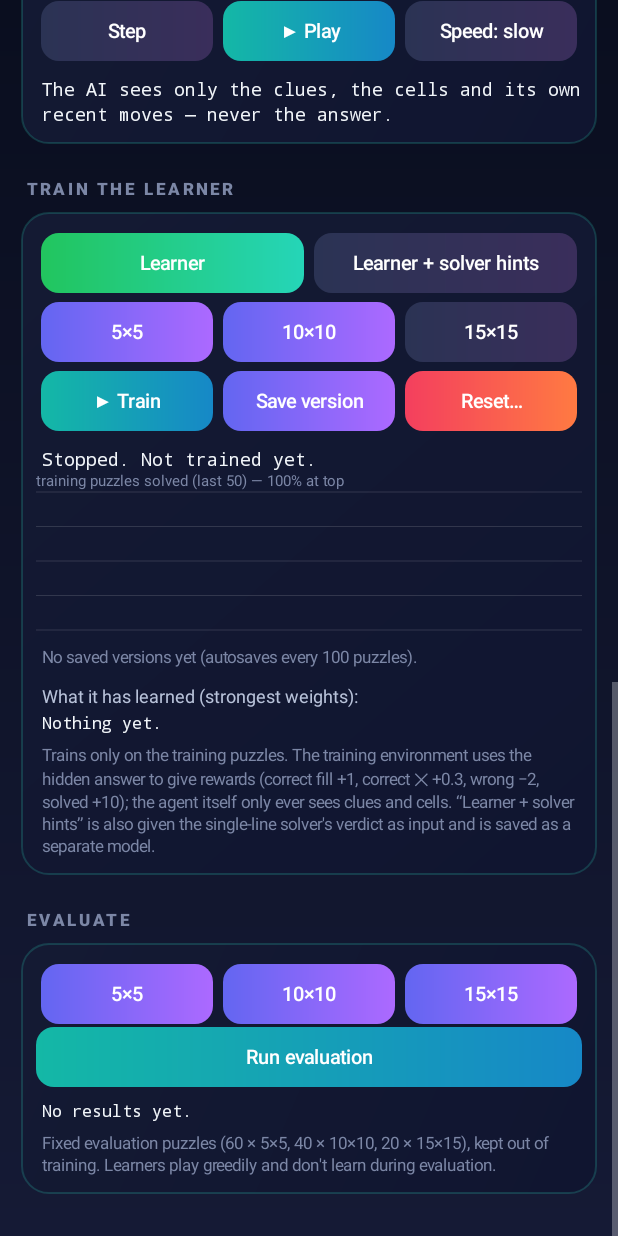
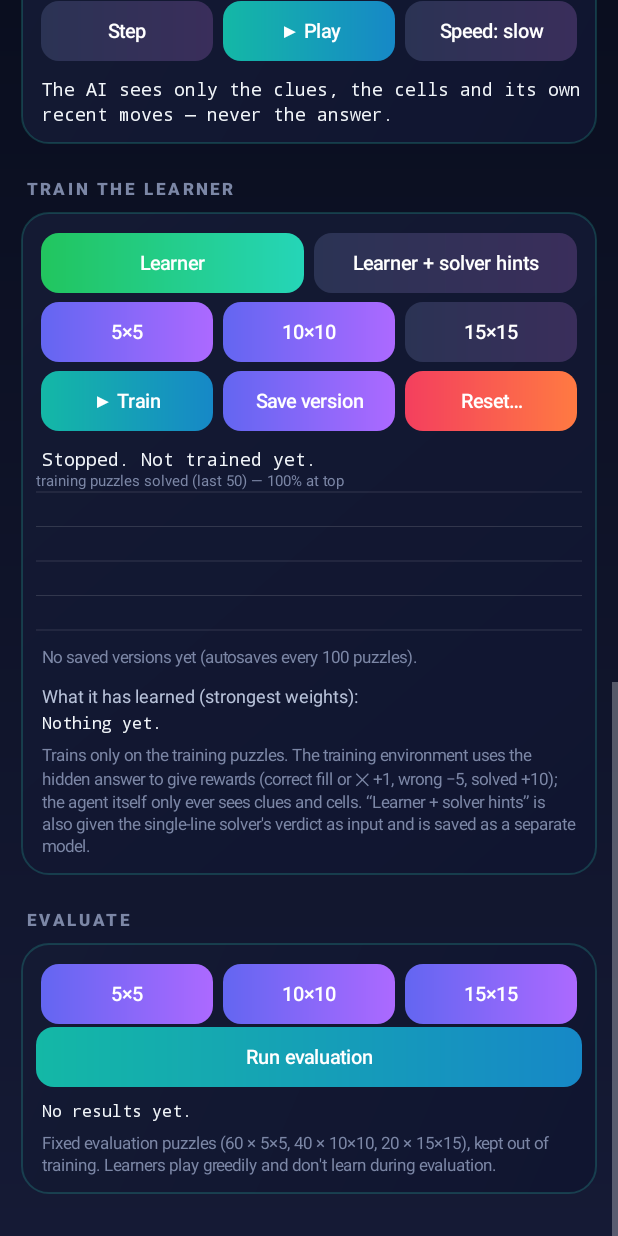
Before and after one commit to nickrocks-hub/pixelflow-bot, an Android app: the NonogramActivity screen opened directly, with no data from a screen before it, scrolled down 1013 dp, on a phone screen of 412 x 824 dp. Run offline under Robolectric (Android 15) with nearby library versions, the phone set to English and light mode, and no system bars.

Commit message:
v1.1: in-app Nonogram game + solver baseline + learning agent (rewards tuned, docs)
Co-Authored-By: Claude Opus 5.5 <noreply@anthropic.com>
Claude-Session: https://claude.ai/code/session_019qDhG7MMcoq3b6YSE1Bven

```diff
--- a/app/src/main/java/com/nickrocks/pixelflowbot/NonogramActivity.java
+++ b/app/src/main/java/com/nickrocks/pixelflowbot/NonogramActivity.java
@@ -206,7 +206,7 @@ public class NonogramActivity extends Activity {
         weightsText.setPadding(dp(4), 0, 0, 0);
         tc.addView(weightsText);
         tc.addView(note("Trains only on the training puzzles. The training environment uses the hidden answer to give rewards "
-                + "(correct fill +1, correct ✕ +0.3, wrong −2, solved +10); the agent itself only ever sees clues and cells. "
+                + "(correct fill or ✕ +1, wrong −5, solved +10); the agent itself only ever sees clues and cells. "
                 + "“Learner + solver hints” is also given the single-line solver's verdict as input and is saved as a separate model."));
         root.addView(tc);
 
--- a/app/src/main/java/com/nickrocks/pixelflowbot/game/nonogram/NonogramEnv.java
+++ b/app/src/main/java/com/nickrocks/pixelflowbot/game/nonogram/NonogramEnv.java
@@ -17,8 +17,8 @@ import java.util.Set;
  *
  * Rewards:
  *   fill a cell that is filled in the answer       +1.0
- *   mark empty a cell that is empty in the answer  +0.3
- *   fill / mark against the answer                 −2.0   (counted as a mistake)
+ *   mark empty a cell that is empty in the answer  +1.0
+ *   fill / mark against the answer                 −5.0   (counted as a mistake, like losing a heart)
  *   clear a cell that was wrong                    +0.5   (fixing a mistake)
  *   clear a cell that was right                    −1.0
  *   action that changes nothing                    −0.5   (repeat, no progress)
@@ -28,7 +28,7 @@ import java.util.Set;
  *   step limit reached                             −5, episode ends
  */
 public final class NonogramEnv implements Env<Observation> {
-    public static float R_FILL_OK = 1f, R_MARK_OK = 0.3f, R_WRONG = -2f, R_FIX = 0.5f, R_UNDO_RIGHT = -1f,
+    public static final float R_FILL_OK = 1f, R_MARK_OK = 1f, R_WRONG = -5f, R_FIX = 0.5f, R_UNDO_RIGHT = -1f,
             R_NO_CHANGE = -0.5f, R_LOOP = -0.5f, R_INVALID = -1f, R_SOLVED = 10f, R_TIMEOUT = -5f;
     public static final int HISTORY = 16;
 
```
Also changed, not shown: 1 other file.
